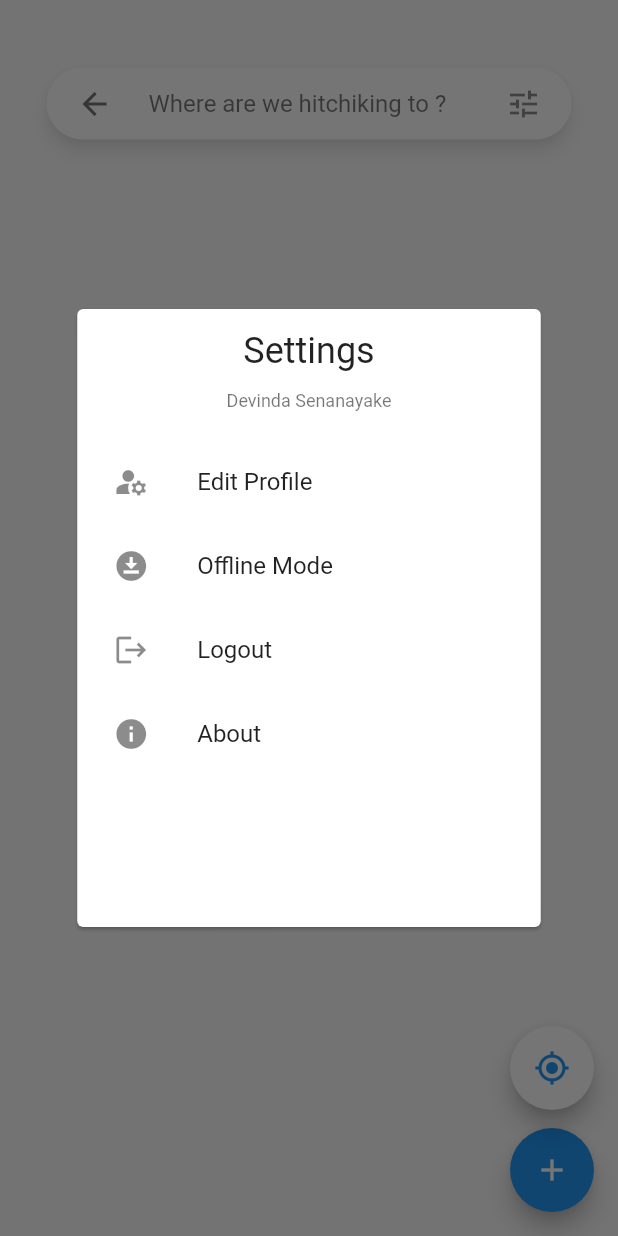
After one commit to dca123/hitchspots, a Flutter app: the HomePage screen opened directly, after a tap on the "tune" icon, on a phone screen of 412 x 824 dp. The commit adds this screen. Run offline on Flutter 3.47's test engine with Material 2 defaults, Android fonts, the phone set to English and light mode, and no system bars; drawn by our look-alikes of material_floating_search_bar, sliding_up_panel; our stand-ins replace auto_size_text, cloud_firestore, device_preview, dio, firebase_auth, firebase_core and 10 more; missing offline and left inert: geoflutterfire2, google_maps_cluster_manager; accounts and stored records are empty.

Commit message:
feat(widgets/settings/settings_modal): :lipstick: Create responsive settings modal

```diff
--- a/lib/widgets/search_bar/search_bar.dart
+++ b/lib/widgets/search_bar/search_bar.dart
@@ -1,8 +1,10 @@
 import 'dart:math';
 
+import 'package:animations/animations.dart';
 import 'package:flutter/material.dart';
 import 'package:google_maps_flutter/google_maps_flutter.dart';
 import 'package:hitchspots/widgets/search_bar/search_bar_card.dart';
+import 'package:hitchspots/widgets/settings/settings_modal.dart';
 import 'package:location/location.dart';
 import 'package:material_floating_search_bar/material_floating_search_bar.dart';
 import 'package:geocoding/geocoding.dart' as geocoding;
@@ -124,10 +126,23 @@ class _SearchBarState extends State<SearchBar> {
       },
       transition: SlideFadeFloatingSearchBarTransition(),
       actions: [
-        FloatingSearchBarAction.searchToClear(
-          duration: const Duration(milliseconds: 300),
-          color: Colors.black45,
-        ),
+        FloatingSearchBarAction.icon(
+            icon: Icon(
+              Icons.tune,
+              color: Colors.black45,
+            ),
+            onTap: () {
+              // Navigator.push(context,
+              //     MaterialPageRoute(builder: (BuildContext context) {
+              //   return SettingsCard();
+              // }));
+              showModal(
+                context: context,
+                builder: (BuildContext context) {
+                  return SettingsCard();
+                },
+              );
+            }),
       ],
       builder: (context, transition) {
         return _hasSearchError
--- /dev/null
+++ b/lib/widgets/settings/settings_modal.dart
@@ -0,0 +1,79 @@
+import 'package:flutter/material.dart';
+
+class SettingsCard extends StatelessWidget {
+  const SettingsCard({
+    Key? key,
+  }) : super(key: key);
+
+  Widget titleWidget(context) => Flexible(
+        flex: 1,
+        child: Column(
+          mainAxisAlignment: MainAxisAlignment.spaceAround,
+          children: [
+            Flexible(
+              flex: 2,
+              child: Text(
+                "Settings",
+                style: Theme.of(context).textTheme.headline5,
+              ),
+            ),
+            Flexible(
+              fit: FlexFit.tight,
+              child: Text(
+                "Devinda Senanayake",
+                style: Theme.of(context).textTheme.caption,
+              ),
+            ),
+          ],
+        ),
+      );
+
+  @override
+  Widget build(BuildContext context) {
+    return Center(
+      child: Card(
+        child: Container(
+          height: MediaQuery.of(context).size.height * 0.50,
+          width: MediaQuery.of(context).size.width * 0.75,
+          child: Padding(
+            padding: const EdgeInsets.all(8.0),
+            child: Column(
+                crossAxisAlignment: CrossAxisAlignment.center,
+                mainAxisAlignment: MainAxisAlignment.spaceBetween,
+                children: [
+                  titleWidget(context),
+                  // SizedBox(height: 16),
+                  Expanded(
+                    flex: 4,
+                    child: Column(
+                      children: [
+                        ListTile(
+                          title: Text("Edit Profile"),
+                          leading: Icon(Icons.manage_accounts),
+                          onTap: () => {},
+                        ),
+                        ListTile(
+                          title: Text("Offline Mode"),
+                          leading: Icon(Icons.download_for_offline),
+                          onTap: () => {},
+                        ),
+                        ListTile(
+                          title: Text("Logout"),
+                          leading: Icon(Icons.logout),
+                          onTap: () => {},
+                        ),
+                        ListTile(
+                          title: Text("About"),
+                          leading: Icon(Icons.info),
+                          onTap: () => {},
+                        ),
+                      ],
+                    ),
+                  ),
+                ]),
+          ),
+        ),
+      ),
+    );
+  }
+}
```
Also changed, not shown: 2 other files.
